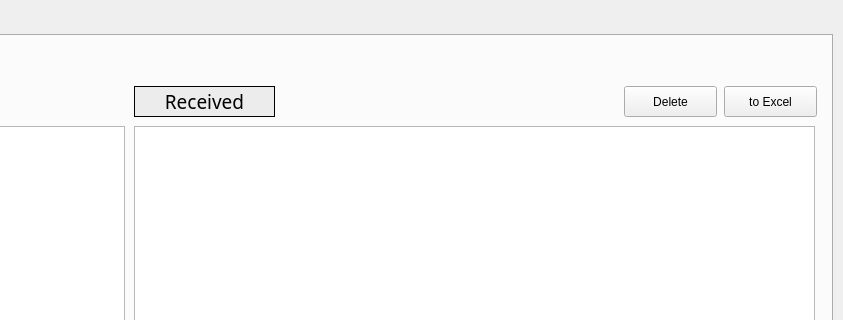
The window that src/pages/repayment/details.ui (DY-Microfinance-Customer-Management/dymf-algorithm) describes before a commit, drawn with Qt 5; both pictures show x 618 to 1461 and y 0 to 320 of the 1461 by 690 pixel window.
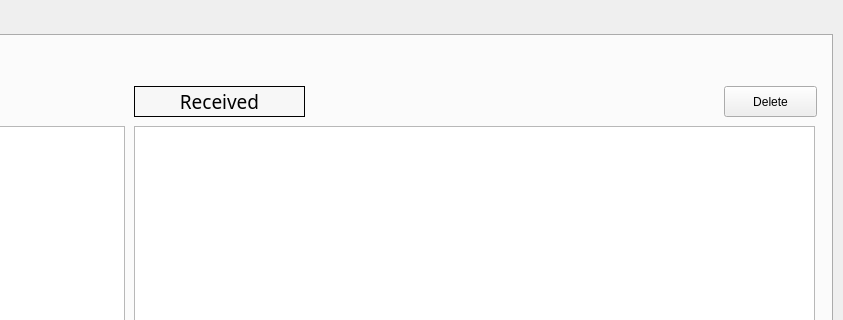
The same window after the commit.

Patch:
```diff
--- a/src/pages/repayment/details.ui
+++ b/src/pages/repayment/details.ui
@@ -30,51 +30,10 @@
      <attribute name="title">
       <string>Repayment Management</string>
      </attribute>
-     <widget class="QPushButton" name="toExcelButton">
-      <property name="geometry">
-       <rect>
-        <x>1330</x>
-        <y>50</y>
-        <width>93</width>
-        <height>31</height>
-       </rect>
-      </property>
-      <property name="text">
-       <string>to Excel</string>
-      </property>
-     </widget>
-     <widget class="QLabel" name="label_47">
-      <property name="geometry">
-       <rect>
-        <x>740</x>
-        <y>50</y>
-        <width>141</width>
-        <height>31</height>
-       </rect>
-      </property>
-      <property name="font">
-       <font>
-        <family>Agency FB</family>
-        <pointsize>14</pointsize>
-       </font>
-      </property>
-      <property name="styleSheet">
-       <string notr="true">background-color:rgb(236, 236, 236)</string>
-      </property>
-      <property name="frameShape">
-       <enum>QFrame::Box</enum>
-      </property>
-      <property name="text">
-       <string>Received</string>
-      </property>
-      <property name="alignment">
-       <set>Qt::AlignCenter</set>
-      </property>
-     </widget>
      <widget class="QPushButton" name="deleteButton">
       <property name="geometry">
        <rect>
-        <x>1230</x>
+        <x>1330</x>
         <y>50</y>
         <width>93</width>
         <height>31</height>
@@ -145,6 +104,34 @@
        <string>Paid</string>
       </property>
      </widget>
+     <widget class="QLabel" name="label_17">
+      <property name="geometry">
+       <rect>
+        <x>740</x>
+        <y>50</y>
+        <width>171</width>
+        <height>31</height>
+       </rect>
+      </property>
+      <property name="font">
+       <font>
+        <family>Agency FB</family>
+        <pointsize>14</pointsize>
+       </font>
+      </property>
+      <property name="styleSheet">
+       <string notr="true">background-color:rgb(247, 247, 247)</string>
+      </property>
+      <property name="frameShape">
+       <enum>QFrame::Box</enum>
+      </property>
+      <property name="text">
+       <string>Received</string>
+      </property>
+      <property name="alignment">
+       <set>Qt::AlignCenter</set>
+      </property>
+     </widget>
     </widget>
     <widget class="QWidget" name="tab_3">
      <attribute name="title">
```
